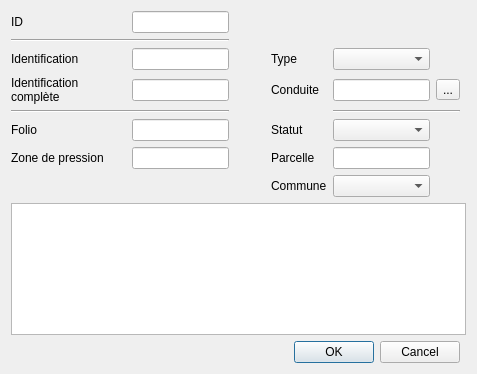
The window that qgis-project/ui_forms/meter.ui (qwat/QWAT) describes before a commit, drawn with Qt 5.
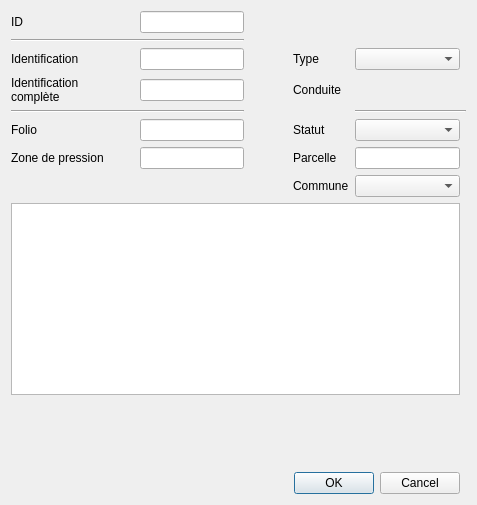
The same window after the commit. Custom widgets are drawn as their Qt base class.

```diff
--- a/qgis-project/ui_forms/meter.ui
+++ b/qgis-project/ui_forms/meter.ui
@@ -7,7 +7,7 @@
     <x>0</x>
     <y>0</y>
     <width>477</width>
-    <height>374</height>
+    <height>505</height>
    </rect>
   </property>
   <property name="sizePolicy">
@@ -107,9 +107,6 @@
      </property>
     </spacer>
    </item>
-   <item row="10" column="0" colspan="8">
-    <widget class="QPlainTextEdit" name="remark"/>
-   </item>
    <item row="0" column="3">
     <spacer name="horizontalSpacer">
      <property name="orientation">
@@ -157,13 +154,6 @@
    <item row="2" column="5">
     <widget class="QComboBox" name="id_type"/>
    </item>
-   <item row="4" column="5">
-    <widget class="QLineEdit" name="id_pipe">
-     <property name="readOnly">
-      <bool>true</bool>
-     </property>
-    </widget>
-   </item>
    <item row="6" column="5">
     <widget class="QComboBox" name="id_status"/>
    </item>
@@ -173,13 +163,6 @@
    <item row="8" column="5">
     <widget class="QComboBox" name="id_district"/>
    </item>
-   <item row="4" column="6">
-    <widget class="QToolButton" name="linkPipeButton">
-     <property name="text">
-      <string>...</string>
-     </property>
-    </widget>
-   </item>
    <item row="5" column="5" colspan="2">
     <widget class="Line" name="line_3">
      <property name="orientation">
@@ -187,16 +170,6 @@
      </property>
     </widget>
    </item>
-   <item row="13" column="0" colspan="7">
-    <widget class="QDialogButtonBox" name="buttonBox">
-     <property name="orientation">
-      <enum>Qt::Horizontal</enum>
-     </property>
-     <property name="standardButtons">
-      <set>QDialogButtonBox::Cancel|QDialogButtonBox::Ok</set>
-     </property>
-    </widget>
-   </item>
    <item row="8" column="4">
     <widget class="QLabel" name="label_8">
      <property name="text">
@@ -204,8 +177,31 @@
      </property>
     </widget>
    </item>
+   <item row="4" column="5">
+    <widget class="QgsRelationReferenceWidget" name="id_pipe"/>
+   </item>
+   <item row="10" column="0" colspan="6">
+    <widget class="QPlainTextEdit" name="remark"/>
+   </item>
+   <item row="13" column="0" colspan="6">
+    <widget class="QDialogButtonBox" name="buttonBox">
+     <property name="orientation">
+      <enum>Qt::Horizontal</enum>
+     </property>
+     <property name="standardButtons">
+      <set>QDialogButtonBox::Cancel|QDialogButtonBox::Ok</set>
+     </property>
+    </widget>
+   </item>
   </layout>
  </widget>
+ <customwidgets>
+  <customwidget>
+   <class>QgsRelationReferenceWidget</class>
+   <extends>QWidget</extends>
+   <header>qgsrelationreferencewidget.h</header>
+  </customwidget>
+ </customwidgets>
  <resources/>
  <connections>
   <connection>
```
